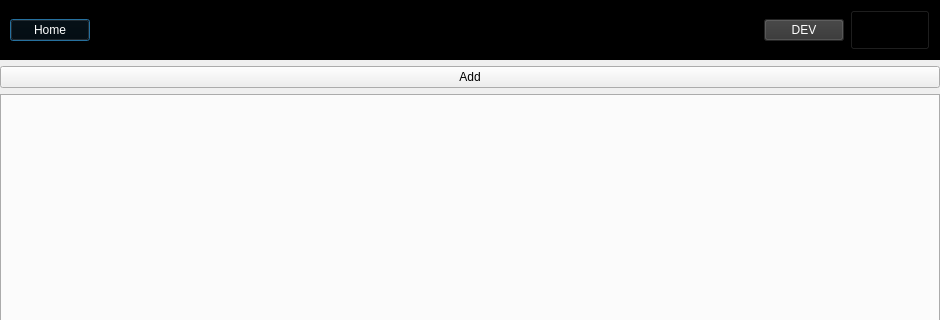
First picture: the form in lfb_regeneration_wildlife_impact/gui/lfb_regeneration_wildlife_impact_dialog_base.ui, repository b-lack/qgis-fim-plugin, before the edit; both pictures show x 0 to 940 and y 0 to 320 of the 940 by 695 pixel window.
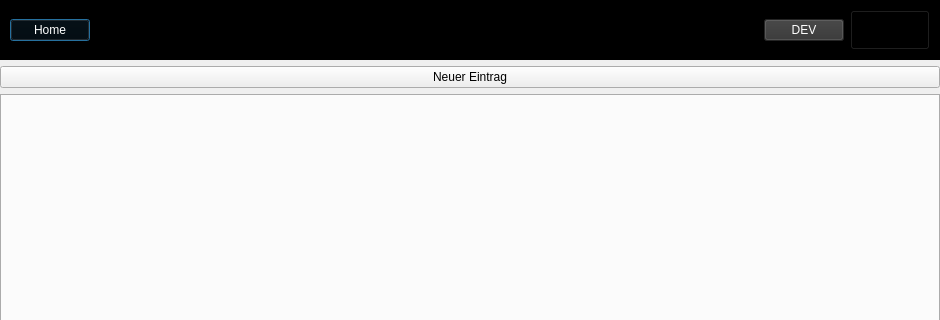
Second picture: the form after the edit. Icons and pictures are not drawn.

```diff
--- a/lfb_regeneration_wildlife_impact/gui/lfb_regeneration_wildlife_impact_dialog_base.ui
+++ b/lfb_regeneration_wildlife_impact/gui/lfb_regeneration_wildlife_impact_dialog_base.ui
@@ -155,7 +155,7 @@
    <item row="1" column="0">
     <widget class="QPushButton" name="lfbNewEntry">
      <property name="text">
-      <string>Add</string>
+      <string>Neuer Eintrag</string>
      </property>
     </widget>
    </item>
```
